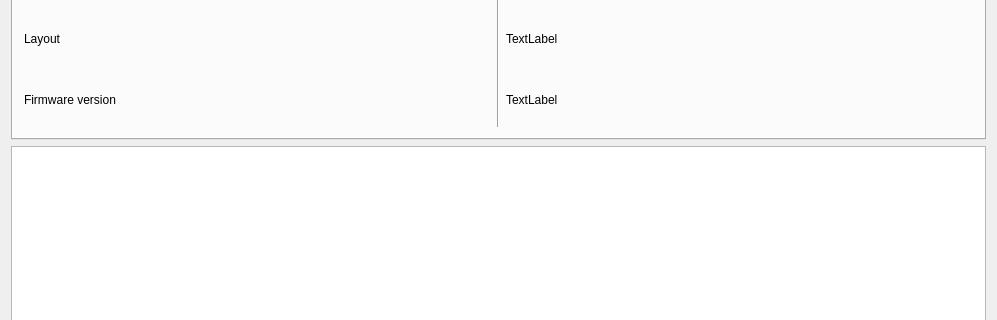
Old version of the form combined_tests/mainwindow.ui in the repository Dygmalab/assembly_tests; both pictures show x 0 to 997 and y 136 to 456 of the 997 by 655 pixel window.
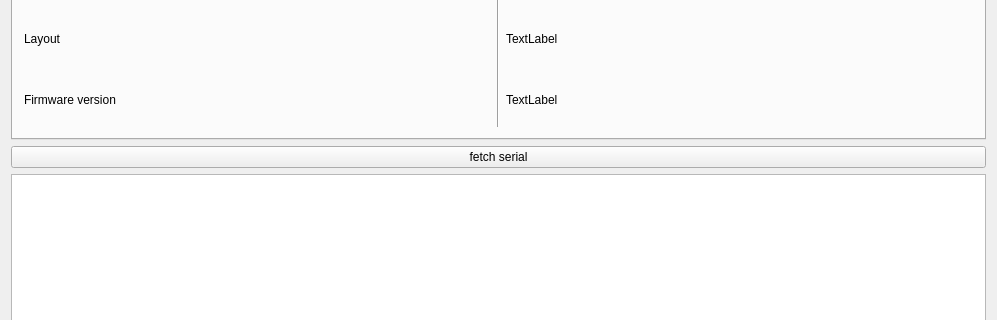
New version of the form. The open tabs and pages were chosen to show the change. Icons and pictures are not drawn.

Commit message: test to fetch serial

```diff
--- a/combined_tests/mainwindow.ui
+++ b/combined_tests/mainwindow.ui
@@ -490,6 +490,13 @@
         </widget>
        </widget>
       </item>
+      <item>
+       <widget class="QPushButton" name="button_fetch_serial">
+        <property name="text">
+         <string>fetch serial</string>
+        </property>
+       </widget>
+      </item>
       <item>
        <widget class="QPlainTextEdit" name="log_messages">
         <property name="sizePolicy">
```
Left out of the diff: 2 changed lines with no effect on the pictures. The commit also changes 4 other files.
